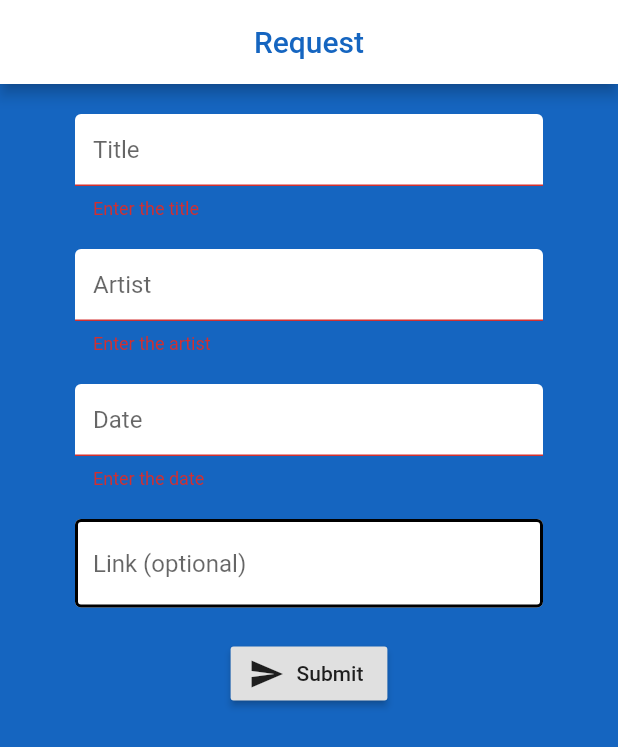
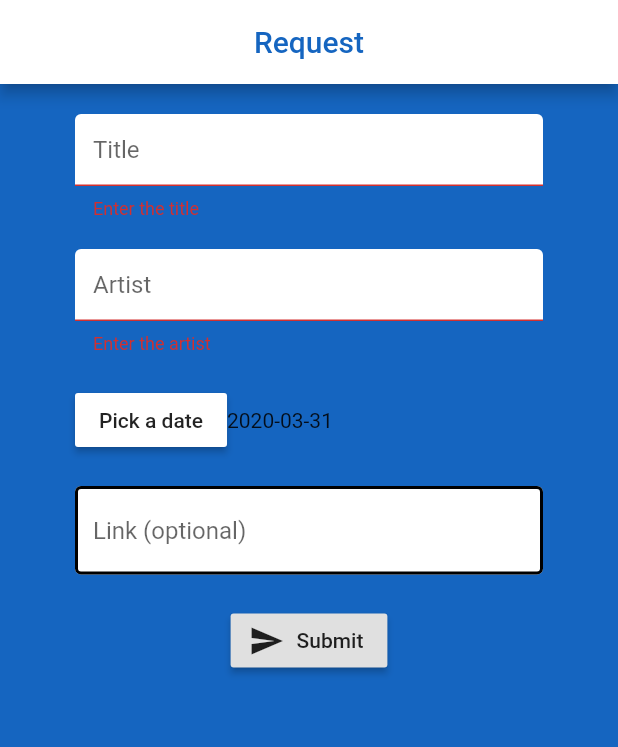
Before and after one commit to Lawful24/Studio-Application, a Flutter app: the RequestPage screen opened directly, after a tap on "Submit", on a phone screen of 412 x 824 dp. Shown: the top 747 px of the screen. Run offline on Flutter 3.47's test engine with Material 2 defaults, Android fonts, the phone set to English and light mode, and no system bars; our stand-ins replace cloud_firestore, firebase_auth, flutter_spinkit; accounts and stored records are empty.

Commit message:
Date picker

```diff
--- a/lib/models/request.dart
+++ b/lib/models/request.dart
@@ -2,7 +2,7 @@ class Request {
 
   String title;
   String artist;
-  String date; //todo: format?
+  DateTime date;
   String url;
   String id;
 
--- a/lib/pages/request_page.dart
+++ b/lib/pages/request_page.dart
@@ -14,7 +14,8 @@ class _RequestPageState extends State<RequestPage> {
   // text field state
   String title = '';
   String artist = '';
-  String date = ''; //todo: format?
+  DateTime date = DateTime.now();
+  String dateString = "${DateTime.now()}".split(' ')[0];
   String url = '';
   String error = '';
   static CollectionReference requestCollection = Firestore.instance.collection('requests');
@@ -47,7 +48,19 @@ class _RequestPageState extends State<RequestPage> {
     return monthComponent + nR;
   }
 
-  int numOfRequestsMonthly = 0; //todo: unique request id
+  Future<Null> _selectDate(BuildContext context) async {
+    final DateTime picked = await showDatePicker(
+        context: context,
+        initialDate: DateTime.now(),
+        firstDate: DateTime(DateTime.now().year, DateTime.now().month, DateTime.now().day),
+        lastDate: DateTime(DateTime.now().year + 2) // needs adjustment in the future
+    );
+    if (picked != null && picked != date)
+      setState(() {
+        date = picked;
+        dateString = "$date".split(' ')[0];
+      });
+  }
 
   @override
   Widget build(BuildContext context) {
@@ -88,12 +101,18 @@ class _RequestPageState extends State<RequestPage> {
                     }
                   ),
                   SizedBox(height: 20.0),
-                  TextFormField(
-                    decoration: textInputDecoration.copyWith(hintText: 'Date'), //todo: format?
-                    validator: (val) => val.isEmpty ? 'Enter the date' : null,
-                    onChanged: (val) {
-                      setState(() => date = val);
-                    }
+                  Row(
+                    children: <Widget>[
+                      RaisedButton(
+                          child: Text('Pick a date'),
+                          color: Colors.white,
+                          onPressed: () => _selectDate(context)
+                      ),
+
+                      // todo: row alignment
+
+                      Text(("$date".split(' ')[0]))
+                    ],
                   ),
                   SizedBox(height: 20.0),
                   TextFormField(
@@ -113,7 +132,7 @@ class _RequestPageState extends State<RequestPage> {
                           requestCollection.document(requestID).setData({
                             'title': title,
                             'artist': artist,
-                            'date': date,
+                            'date': dateString,
                             'url': url,
                             'id': requestID
                           });
--- a/lib/services/database.dart
+++ b/lib/services/database.dart
@@ -26,5 +26,4 @@ class DatabaseService {
   Stream<List<Request>> get requests {
     return requestCollection.snapshots().map(_requestListFromSnapshot);
   }
-
 }
```
